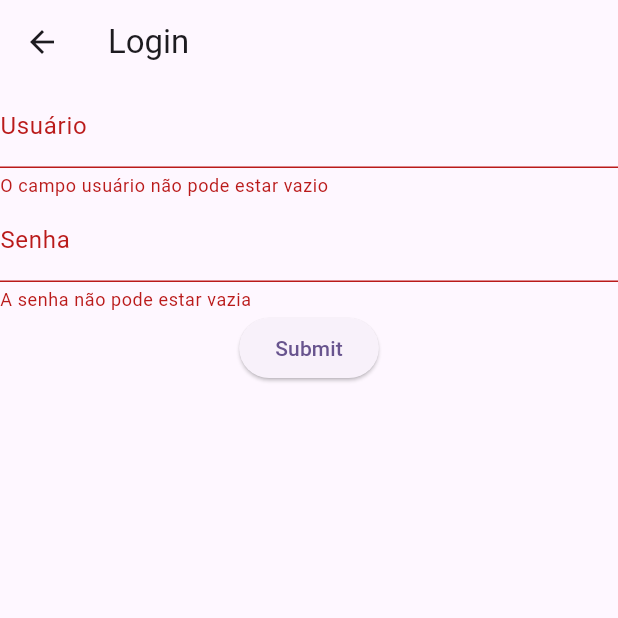
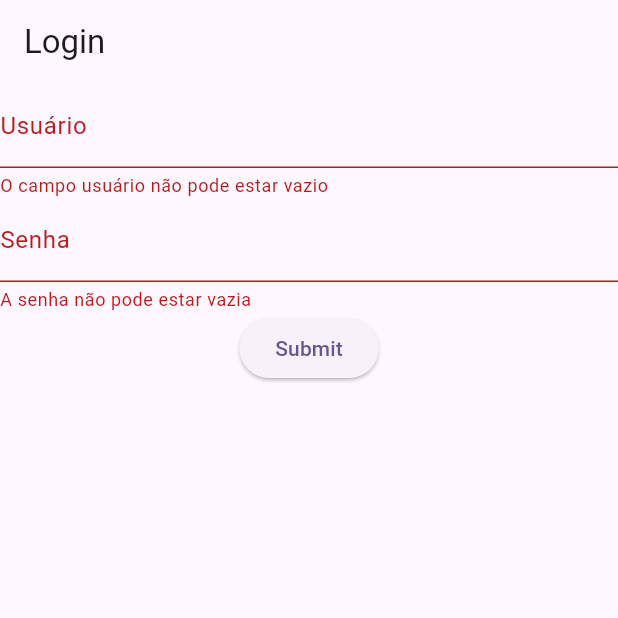
Before and after one commit to Matheus-Armando/t2flutter, a Flutter app: the screen it shows after launch, after a tap on "Submit", on a phone screen of 412 x 824 dp, the top half of it. Run offline on Flutter 3.47's test engine with Material 3 defaults, Android fonts, the phone set to English and light mode, and no system bars; our stand-ins replace shared_preferences.

```diff
--- a/t2flutter/flutter_application_1/lib/home_page.dart
+++ b/t2flutter/flutter_application_1/lib/home_page.dart
@@ -1,17 +1,42 @@
-// homepage.dart
 import 'package:flutter/material.dart';
+import 'package:shared_preferences/shared_preferences.dart';
 
-class HomePage extends StatelessWidget {
+class HomePage extends StatefulWidget {
+  @override
+  _HomePageState createState() => _HomePageState();
+}
+
+class _HomePageState extends State<HomePage> {
+  String username = '';
+
+  Future<String> getUsername() async {
+    final prefs = await SharedPreferences.getInstance();
+    return prefs.getString('username') ?? '';
+  }
+
+  @override
+  void initState() {
+    super.initState();
+    getUsername().then((value) => setState(() {
+          username = value;
+        }));
+  }
+
   @override
   Widget build(BuildContext context) {
     return Scaffold(
       appBar: AppBar(
-        title: Text('Home Page'),
+        title: Text('HomePage'),
+        automaticallyImplyLeading: false,
       ),
       body: Center(
       child: Column(
         mainAxisAlignment: MainAxisAlignment.center,
         children: <Widget>[
+          Text(
+            'Olá, $username',
+            style: TextStyle(fontSize: 24),
+          ),
           ElevatedButton(
             child: Text('Agendamento de Consultas'),
             onPressed: () {
--- a/t2flutter/flutter_application_1/lib/login_page.dart
+++ b/t2flutter/flutter_application_1/lib/login_page.dart
@@ -1,4 +1,6 @@
 import 'package:flutter/material.dart';
+import 'package:shared_preferences/shared_preferences.dart';
+import 'home_page.dart';
 
 class LoginPage extends StatefulWidget {
   LoginPage({Key? key}) : super(key: key);
@@ -9,22 +11,33 @@ class LoginPage extends StatefulWidget {
 
 class _LoginPageState extends State<LoginPage> {
   final _formKey = GlobalKey<FormState>();
+  final _usernameController = TextEditingController();
+
+  Future<void> saveUsername(String username) async {
+    final prefs = await SharedPreferences.getInstance();
+    prefs.setString('username', username);
+  }
 
   @override
   Widget build(BuildContext context) {
     return Scaffold(
       appBar: AppBar(
         title: Text('Login'),
+        automaticallyImplyLeading: false,
       ),
       body: Form(
         key: _formKey,
         child: Column(
           children: <Widget>[
             TextFormField(
+              controller: _usernameController,
               decoration: InputDecoration(labelText: 'Usuário'),
               validator: (value) {
                 if (value == null || value.isEmpty) {
                   return 'O campo usuário não pode estar vazio';
+                }
+                if (value != 'matheus' && value != 'roger') {
+                  return 'Usuário inválido';
                 }
                 return null;
               },
@@ -36,14 +49,20 @@ class _LoginPageState extends State<LoginPage> {
                 if (value == null || value.isEmpty) {
                   return 'A senha não pode estar vazia';
                 }
+                if (value != '123') {
+                  return 'Senha inválida';
+                }
                 return null;
               },
             ),
             ElevatedButton(
               onPressed: () {
                 if (_formKey.currentState!.validate()) {
-                  ScaffoldMessenger.of(context)
-                      .showSnackBar(SnackBar(content: Text('Processing Data')));
+                  saveUsername(_usernameController.text);
+                  Navigator.pushReplacement(
+                    context,
+                    MaterialPageRoute(builder: (context) => HomePage()),
+                  );
                 }
               },
               child: Text('Submit'),
--- a/t2flutter/flutter_application_1/lib/main.dart
+++ b/t2flutter/flutter_application_1/lib/main.dart
@@ -17,6 +17,7 @@ class MyApp extends StatelessWidget {
   Widget build(BuildContext context) {
     return MaterialApp(
       title: 'Flutter app',
+      debugShowCheckedModeBanner: false,
       theme: ThemeData(
         colorScheme: ColorScheme.fromSeed(seedColor: Colors.deepPurple),
         useMaterial3: true,
--- a/t2flutter/flutter_application_1/pubspec.yaml
+++ b/t2flutter/flutter_application_1/pubspec.yaml
@@ -30,7 +30,7 @@ environment:
 dependencies:
   flutter:
     sdk: flutter
-
+  shared_preferences: ^2.0.8
 
   # The following adds the Cupertino Icons font to your application.
   # Use with the CupertinoIcons class for iOS style icons.
```
Also changed, not shown: t2flutter/flutter_application_1/pubspec.lock, 1 other file. Lines whose indentation alone changed are shown as unchanged.
